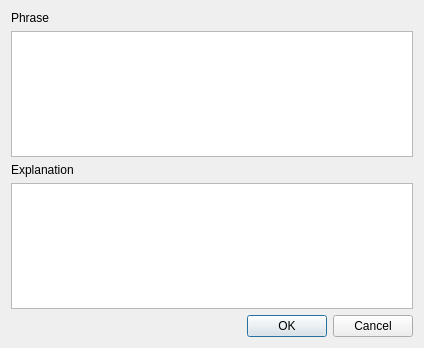
The window that AddPhraseDlg.ui (congchenutd/papernet) describes before a commit, drawn with Qt 5.
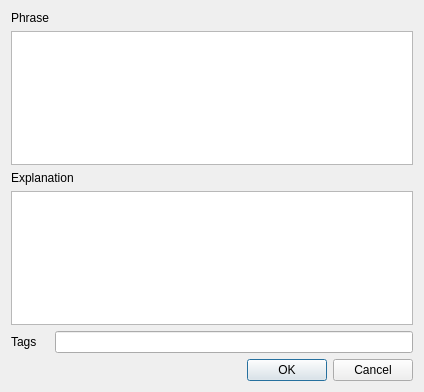
The same window after the commit.

```diff
--- a/AddPhraseDlg.ui
+++ b/AddPhraseDlg.ui
@@ -7,34 +7,44 @@
     <x>0</x>
     <y>0</y>
     <width>424</width>
-    <height>348</height>
+    <height>392</height>
    </rect>
   </property>
   <property name="windowTitle">
    <string>AddPhraseDlg</string>
   </property>
-  <layout class="QVBoxLayout" name="verticalLayout">
-   <item>
+  <layout class="QGridLayout" name="gridLayout">
+   <item row="0" column="0">
     <widget class="QLabel" name="label">
      <property name="text">
       <string>Phrase</string>
      </property>
     </widget>
    </item>
-   <item>
+   <item row="1" column="0" colspan="3">
     <widget class="QPlainTextEdit" name="tePhrase"/>
    </item>
-   <item>
+   <item row="2" column="0" colspan="2">
     <widget class="QLabel" name="label_2">
      <property name="text">
       <string>Explanation</string>
      </property>
     </widget>
    </item>
-   <item>
+   <item row="3" column="0" colspan="3">
     <widget class="QPlainTextEdit" name="teExplanation"/>
    </item>
-   <item>
+   <item row="4" column="0">
+    <widget class="QLabel" name="label_3">
+     <property name="text">
+      <string>Tags</string>
+     </property>
+    </widget>
+   </item>
+   <item row="4" column="1" colspan="2">
+    <widget class="QLineEdit" name="leTags"/>
+   </item>
+   <item row="5" column="2">
     <widget class="QDialogButtonBox" name="buttonBox">
      <property name="standardButtons">
       <set>QDialogButtonBox::Cancel|QDialogButtonBox::Ok</set>
```
